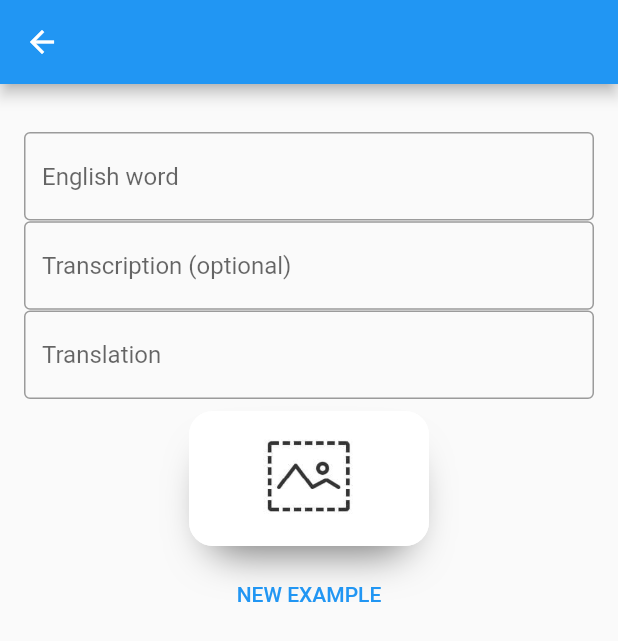
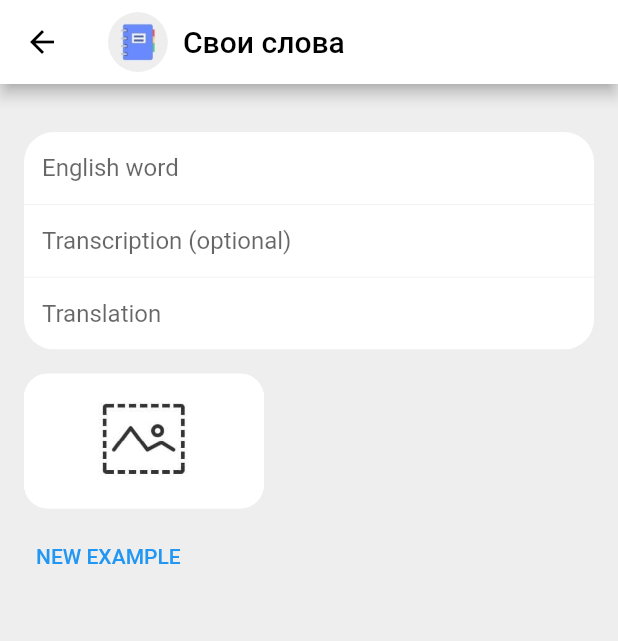
Before and after one commit to CoolichWithYou/reword_flutter_copy, a Flutter app: the AddWord screen opened directly, on a phone screen of 412 x 824 dp. Shown: the top 641 px of the screen. Run offline on Flutter 3.47's test engine with Material 2 defaults, Android fonts, the phone set to English and light mode, and no system bars; our stand-ins replace syncfusion_flutter_charts, tcard.

Commit message:
Updated design on 'new word' page
added 'circle' design

```diff
--- a/lib/pages/addWord.dart
+++ b/lib/pages/addWord.dart
@@ -11,14 +11,31 @@ class _AddWordState extends State<AddWord> {
   @override
   Widget build(BuildContext context) {
     return Scaffold(
+      backgroundColor: Colors.grey[200],
       appBar: AppBar(
+        iconTheme: IconThemeData(color: Colors.black),
         title: Row(
-          children: [],
+          children: [
+            Container(
+              height: 40.0,
+              width: 40.0,
+              alignment: Alignment.center,
+              decoration: BoxDecoration(
+                borderRadius: BorderRadius.circular(200.0),
+                image: DecorationImage(
+                    fit: BoxFit.cover, image: AssetImage('assets/myWords.jpg')),
               ),
             ),
-      body: Align(
-        alignment: Alignment.center,
-        child: Column(
+            SizedBox(width: 10),
+            Text(
+              'Свои слова',
+              style: TextStyle(color: Colors.black),
+            ),
+          ],
+        ),
+        backgroundColor: Colors.white,
+      ),
+      body: Column(
         children: [
           SizedBox(height: 16),
           Container(
@@ -26,39 +43,45 @@ class _AddWordState extends State<AddWord> {
               padding: const EdgeInsets.all(16.0),
               child: Column(
                 children: [
+                  Container(
+                    child: ClipRRect(
+                      borderRadius: BorderRadius.circular(20.0),
+                      child: Column(
+                        children: [
                           TextField(
                             decoration: InputDecoration(
-                        border: OutlineInputBorder(),
+                                border: InputBorder.none,
                                 hintText: 'English word',
-                      ),
+                                fillColor: Colors.white,
+                                filled: true),
                           ),
                           SizedBox(height: 0.5),
                           TextField(
                             decoration: InputDecoration(
-                        border: OutlineInputBorder(),
+                                border: InputBorder.none,
                                 hintText: 'Transcription (optional)',
-                      ),
+                                fillColor: Colors.white,
+                                filled: true),
                           ),
                           SizedBox(height: 0.5),
                           TextField(
                             decoration: InputDecoration(
-                        border: OutlineInputBorder(),
+                                border: InputBorder.none,
                                 hintText: 'Translation',
+                                fillColor: Colors.white,
+                                filled: true),
+                          ),
+                        ],
                       ),
                     ),
-                    SizedBox(height: 8),
-                    Container(
+                  ),
+                  SizedBox(height: 16),
+                  Align(
+                    alignment: Alignment.topLeft,
+                    child: Container(
                       decoration: BoxDecoration(
                         color: Colors.white,
                         borderRadius: BorderRadius.circular(16.0),
-                        boxShadow: [
-                          BoxShadow(
-                            offset: Offset(0, 17),
-                            blurRadius: 23.0,
-                            spreadRadius: -13.0,
-                            color: Colors.black54,
-                          )
-                        ],
                       ),
                       child: ClipRRect(
                         borderRadius: BorderRadius.circular(16.0),
@@ -70,15 +93,21 @@ class _AddWordState extends State<AddWord> {
                         ),
                       ),
                     ),
-                    SizedBox(height: 8),
-                    TextButton(onPressed: () {}, child: Text("NEW EXAMPLE")),
+                  ),
+                  SizedBox(
+                    height: 8,
+                    width: 32,
+                  ),
+                  Align(
+                      alignment: Alignment.topLeft,
+                      child: TextButton(
+                          onPressed: () {}, child: Text("NEW EXAMPLE"))),
                 ],
               ),
             ),
           ),
         ],
       ),
-      ),
     );
   }
 }
```
Also changed, not shown: 1 other file. Lines whose indentation alone changed are shown as unchanged.
